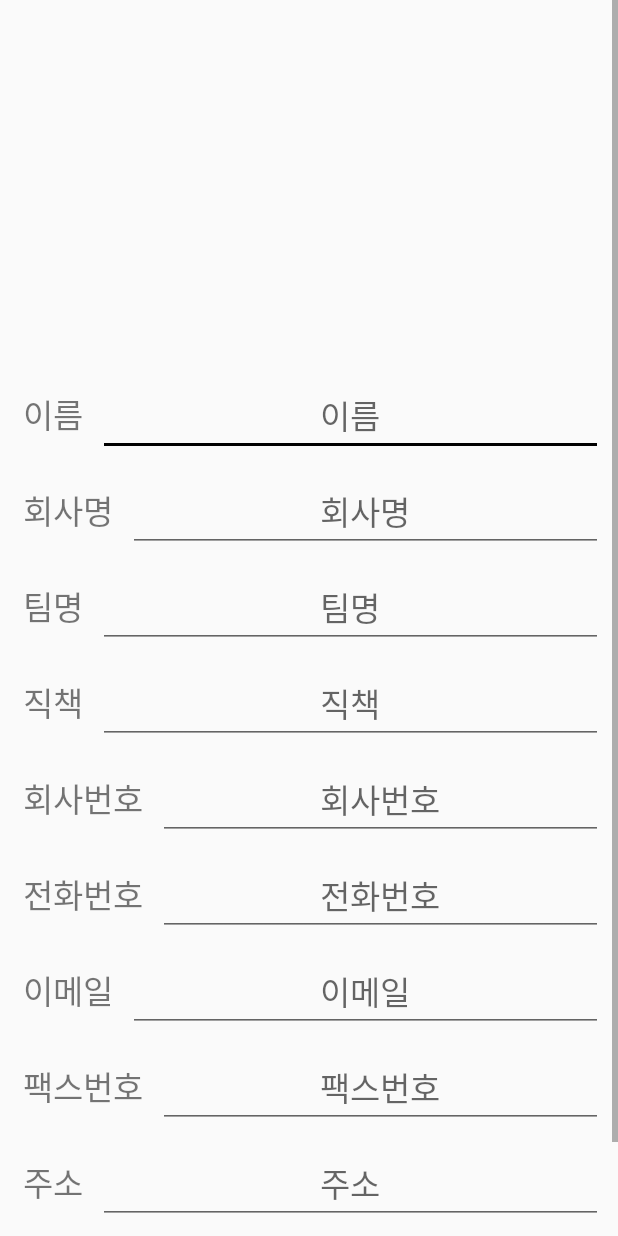
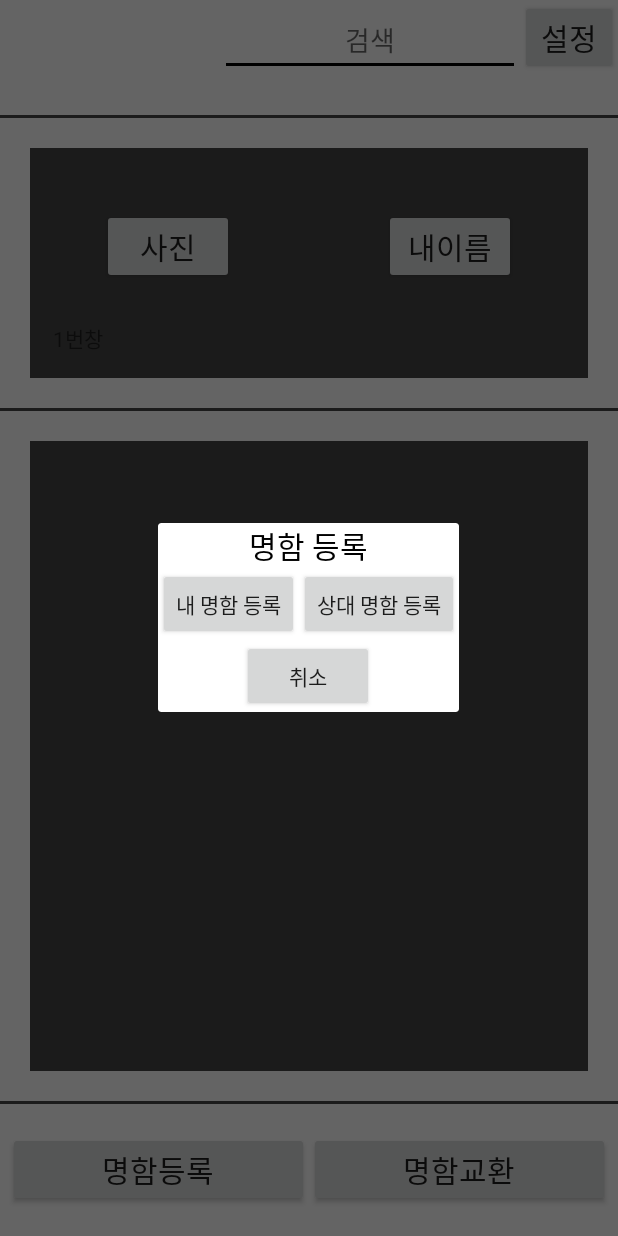
Before and after one commit to yujinpark10/BusinessCardApp, an Android app: the MainActivity screen opened directly, with no data from a screen before it, after a tap on "명함등록", on a phone screen of 412 x 824 dp. Run offline under Robolectric (Android 15) with nearby library versions, the phone set to English and light mode, and no system bars; network calls fail.

Commit message:
명함 등록, 명함 교환 팝업창 완성
텍스트랑 사이즈 등은 얘기하고 조정하면 될듯

```diff
--- a/app/src/main/java/org/techtown/businesscardapp/MainActivity.java
+++ b/app/src/main/java/org/techtown/businesscardapp/MainActivity.java
@@ -9,12 +9,14 @@ import androidx.fragment.app.FragmentStatePagerAdapter;
 import androidx.viewpager.widget.ViewPager;
 
 import android.app.Activity;
+import android.app.Dialog;
 import android.content.Intent;
 import android.content.SharedPreferences;
 import android.os.AsyncTask;
 import android.os.Bundle;
 import android.text.Editable;
 import android.text.TextWatcher;
+import android.view.LayoutInflater;
 import android.view.Menu;
 import android.view.MenuInflater;
 import android.view.MenuItem;
@@ -42,8 +44,9 @@ import java.util.HashMap;
 
 public class MainActivity extends AppCompatActivity {
 
-    private Button btn_userName;
     private Button btn_setting;
+    private Button btn_cardEnroll;
+    private Button btn_cardChange;
     private static final String TAG_JSON="responseyou";
     private static final String TAG_NAME = "name";
     private static final String TAG_COMPANY ="company";
@@ -95,6 +98,8 @@ public class MainActivity extends AppCompatActivity {
             }
         });
 
+        // 임시 버튼 참고용
+        /*
         Button btn_UserName = (Button)findViewById(R.id.btn_UserName);
         Intent intent = getIntent();
         final String userName = intent.getStringExtra("userName");
@@ -117,16 +122,7 @@ public class MainActivity extends AppCompatActivity {
                 new BackgroundTask().execute();
             }
         });
-
-        // 명함 등록 버튼 클릭시
-        Button btn_cardEnroll = (Button)findViewById(R.id.btn_cardEnroll);
-        btn_cardEnroll.setOnClickListener(new View.OnClickListener() {
-            @Override
-            public void onClick(View view) {
-                Intent intent = new Intent(MainActivity.this,CardEnrollActivity.class);
-                startActivity(intent);
-            }
-        });
+         */
 
         //내 정보에 들어갈 뷰페이저
         ViewPager pager = (ViewPager) findViewById(R.id.pager);
@@ -174,9 +170,28 @@ public class MainActivity extends AppCompatActivity {
                 }
             }
         });
+
+        // 명함등록 버튼
+        btn_cardEnroll = (Button)findViewById(R.id.btn_cardEnroll);
+        btn_cardEnroll.setOnClickListener(new View.OnClickListener() {
+            @Override
+            public void onClick(View view) {
+                ShowEnrollDialog();
+            }
+        });
+
+        // 명함교환 버튼
+        btn_cardChange = (Button)findViewById(R.id.btn_cardChange);
+        btn_cardChange.setOnClickListener(new View.OnClickListener() {
+            @Override
+            public void onClick(View view) {
+                ShowChangeDialog();
+            }
+        });
     }
 
-    // 내 정보 클릭시 정보 호출
+    // 내 정보 클릭시 정보 호출 참고용
+    /*
     class BackgroundTask extends AsyncTask<Void, Void, String>
     {
         String target;
@@ -221,6 +236,7 @@ public class MainActivity extends AppCompatActivity {
             MainActivity.this.startActivity(intent);
         }
     }
+     */
 
     // 뷰페이저 어댑터
     class pagerAdapter extends FragmentStatePagerAdapter {
@@ -356,6 +372,101 @@ public class MainActivity extends AppCompatActivity {
 
     }
 
+    // 명함 등록 다이어로그
+    private void ShowEnrollDialog(){
+        LayoutInflater enrollDialog = LayoutInflater.from(this);
+        final View enrollDialogLayout = enrollDialog.inflate(R.layout.enrolldialog, null);
+        final Dialog myEnrollDialog = new Dialog(this);
+
+        myEnrollDialog.setTitle("명함 등록");
+        myEnrollDialog.setContentView(enrollDialogLayout);
+        myEnrollDialog.show();
+
+        Button btn_cancel = (Button)enrollDialogLayout.findViewById(R.id.btn_cancel);
+        Button btn_myCardEnroll = (Button)enrollDialogLayout.findViewById(R.id.btn_myCardEnroll);
+        Button btn_youCardEnroll = (Button)enrollDialogLayout.findViewById(R.id.btn_yourCardEnroll);
+
+        btn_myCardEnroll.setOnClickListener(new View.OnClickListener()
+        {
+            @Override
+            public void onClick(View v)
+            {
+
+            }
+        });
+
+        btn_youCardEnroll.setOnClickListener(new View.OnClickListener()
+        {
+            @Override
+            public void onClick(View v)
+            {
+                Intent intent = new Intent(MainActivity.this,CardEnrollActivity.class);
+                startActivity(intent);
+            }
+        });
+
+        btn_cancel.setOnClickListener(new View.OnClickListener()
+        {
+            @Override
+            public void onClick(View v)
+            {
+                myEnrollDialog.cancel();
+            }
+        });
+    }
+
+    // 명함 교환 다이어로그
+    private void ShowChangeDialog(){
+        LayoutInflater changeDialog = LayoutInflater.from(this);
+        final View changeDialogLayout = changeDialog.inflate(R.layout.changedialog, null);
+        final Dialog myEnrollDialog = new Dialog(this);
+
+        myEnrollDialog.setTitle("명함 교환");
+        myEnrollDialog.setContentView(changeDialogLayout);
+        myEnrollDialog.show();
+
+        Button btn_cancel = (Button)changeDialogLayout.findViewById(R.id.btn_cancel);
+        Button btn_getNFC = (Button)changeDialogLayout.findViewById(R.id.btn_getNFC);
+        Button btn_sendNFC = (Button)changeDialogLayout.findViewById(R.id.btn_sendNFC);
+        Button btn_QRCode = (Button)changeDialogLayout.findViewById(R.id.btn_QRCode);
+
+        btn_getNFC.setOnClickListener(new View.OnClickListener()
+        {
+            @Override
+            public void onClick(View v)
+            {
+
+            }
+        });
+
+        btn_sendNFC.setOnClickListener(new View.OnClickListener()
+        {
+            @Override
+            public void onClick(View v)
+            {
+
+            }
+        });
+
+        btn_QRCode.setOnClickListener(new View.OnClickListener()
+        {
+            @Override
+            public void onClick(View v)
+            {
+
+            }
+        });
+
+        btn_cancel.setOnClickListener(new View.OnClickListener()
+        {
+            @Override
+            public void onClick(View v)
+            {
+                myEnrollDialog.cancel();
+            }
+        });
+    }
+
     //백버튼 두번 누를시종료
     private long time= 0;
     @Override
--- a/app/src/main/res/layout/activity_main.xml
+++ b/app/src/main/res/layout/activity_main.xml
@@ -92,29 +92,25 @@
             android:layout_width="match_parent"
             android:layout_height="0dp"
             android:layout_weight="1"
-            android:gravity="center">
+            android:gravity="center"
+            android:layout_margin="5dp">
 
             <Button
                 android:id="@+id/btn_cardEnroll"
-                android:layout_width="wrap_content"
+                android:layout_width="0dp"
                 android:layout_height="wrap_content"
+                android:layout_weight="1"
                 android:text="명함등록"
                 android:textSize="20dp" />
 
             <Button
-                android:id="@+id/asdf11"
-                android:layout_width="wrap_content"
+                android:id="@+id/btn_cardChange"
+                android:layout_width="0dp"
                 android:layout_height="wrap_content"
+                android:layout_weight="1"
                 android:text="명함교환"
                 android:textSize="20dp" />
 
-            // 조만간 삭제 예정
-            <Button
-                android:id="@+id/btn_UserName"
-                android:layout_width="wrap_content"
-                android:layout_height="wrap_content"
-                android:text="내이름"
-                android:textSize="20dp" />
         </LinearLayout>
 
     </LinearLayout>
--- /dev/null
+++ b/app/src/main/res/layout/enrolldialog.xml
@@ -0,0 +1,40 @@
+<?xml version="1.0" encoding="utf-8"?>
+<LinearLayout xmlns:android="http://schemas.android.com/apk/res/android"
+    android:orientation="vertical"
+    android:layout_width="match_parent"
+    android:layout_height="match_parent"
+    android:gravity="center">
+
+    <TextView
+        android:layout_width="wrap_content"
+        android:layout_height="wrap_content"
+        android:text="명함 등록"
+        android:textColor="#000000"
+        android:textSize="20sp"/>
+
+    <LinearLayout
+        android:layout_width="wrap_content"
+        android:layout_height="wrap_content"
+        android:orientation="horizontal">
+
+        <Button
+            android:id="@+id/btn_myCardEnroll"
+            android:layout_width="wrap_content"
+            android:layout_height="wrap_content"
+            android:text="내 명함 등록" />
+
+        <Button
+            android:id="@+id/btn_yourCardEnroll"
+            android:layout_width="wrap_content"
+            android:layout_height="wrap_content"
+            android:text="상대 명함 등록" />
+
+    </LinearLayout>
+
+    <Button
+        android:id="@+id/btn_cancel"
+        android:layout_width="wrap_content"
+        android:layout_height="wrap_content"
+        android:text="취소" />
+
+</LinearLayout>
```
Also changed, not shown: app/src/main/res/layout/changedialog.xml (added, +46 -0 lines).
